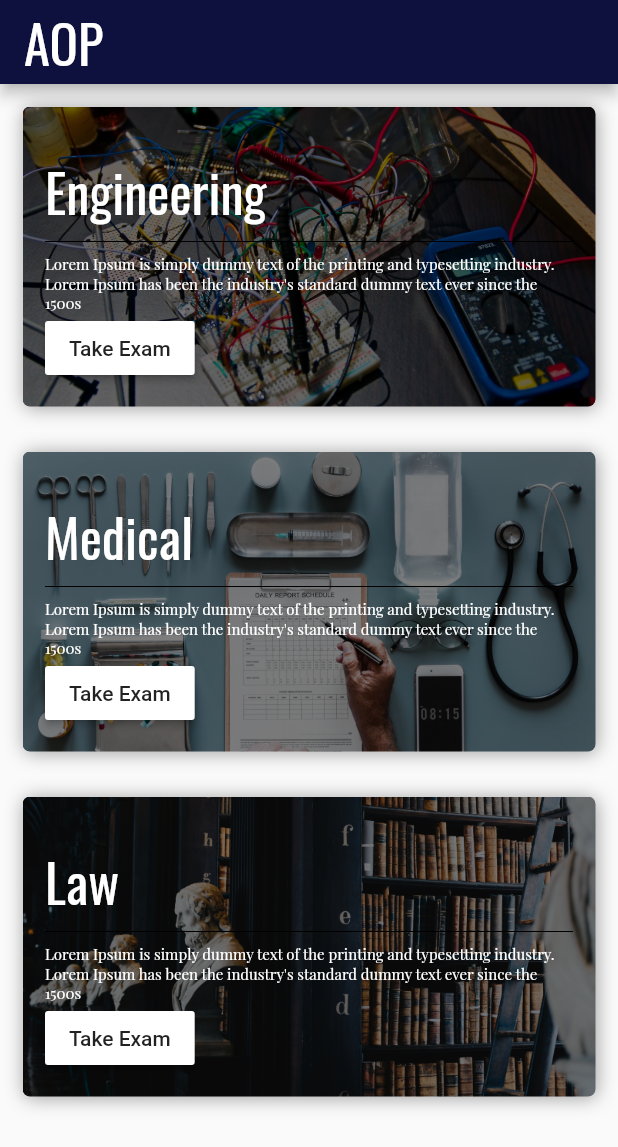
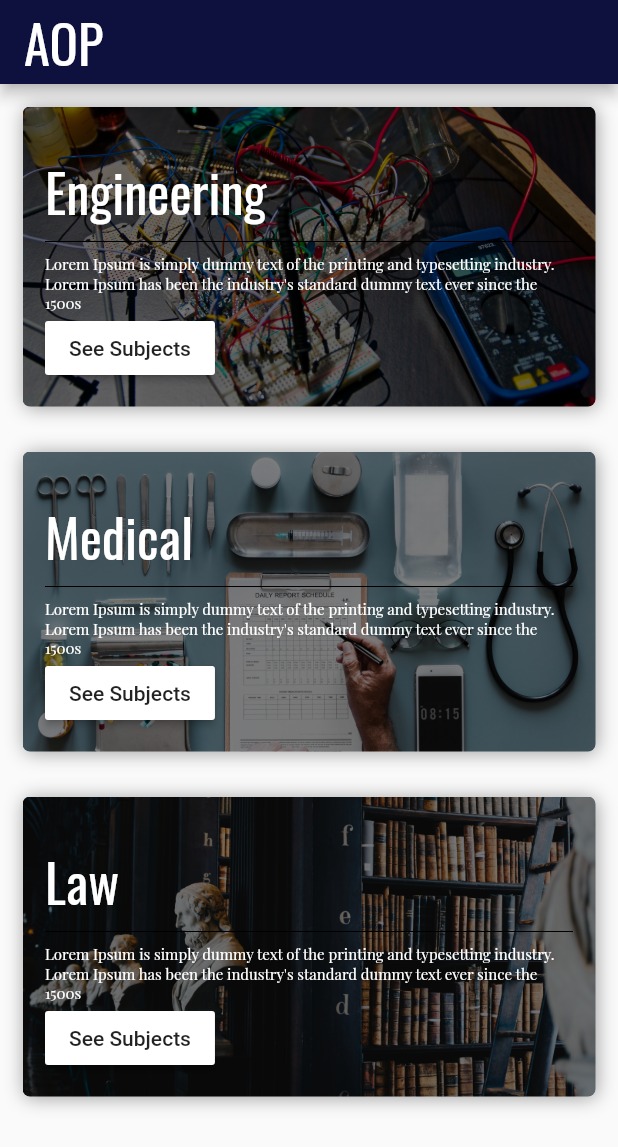
Before and after one commit to Sijankhadk65/aop_app, a Flutter app: the screen it shows after launch, on a phone screen of 412 x 824 dp. Shown: the top 1147 px of the screen. Run offline on Flutter 3.47's test engine with Material 2 defaults, Android fonts, the phone set to English and light mode, and no system bars.

Commit message:
Subject Layout

```diff
--- a/lib/main.dart
+++ b/lib/main.dart
@@ -2,6 +2,8 @@ import 'package:flutter/material.dart';
 
 
 import 'classes/colorScheme.dart';
+import 'widgets/facultyCard.dart';
+import 'screens/subjectScreens.dart';
 
 void main() => runApp(new MyApp());
 
@@ -61,78 +63,12 @@ class _MyHomePageState extends State<MyHomePage> {
       body: Container(
         child: ListView(
           children: <Widget>[
-            facultyCard("Engineering","Lorem Ipsum is simply dummy text of the printing and typesetting industry. Lorem Ipsum has been the industry's standard dummy text ever since the 1500s","assets/pics/headers/physics.jpg"),
-            facultyCard("Medical","Lorem Ipsum is simply dummy text of the printing and typesetting industry. Lorem Ipsum has been the industry's standard dummy text ever since the 1500s","assets/pics/headers/medical.jpg"),
-            facultyCard("Law","Lorem Ipsum is simply dummy text of the printing and typesetting industry. Lorem Ipsum has been the industry's standard dummy text ever since the 1500s","assets/pics/headers/law.jpg")
+            facultyCard("Engineering","Lorem Ipsum is simply dummy text of the printing and typesetting industry. Lorem Ipsum has been the industry's standard dummy text ever since the 1500s","assets/pics/headers/physics.jpg","See Subjects",(_) => subjectScreen("Engineering")),
+            facultyCard("Medical","Lorem Ipsum is simply dummy text of the printing and typesetting industry. Lorem Ipsum has been the industry's standard dummy text ever since the 1500s","assets/pics/headers/medical.jpg","See Subjects",(_) => subjectScreen("Medical")),
+            facultyCard("Law","Lorem Ipsum is simply dummy text of the printing and typesetting industry. Lorem Ipsum has been the industry's standard dummy text ever since the 1500s","assets/pics/headers/law.jpg","See Subjects",(_) => subjectScreen("Law"))
           ],
         ),
       ),
     );
   }
 }
-
-
-class facultyCard extends StatelessWidget{
-  String facultyName , facultyDescription , headerImage;
-
-  facultyCard(this.facultyName,this.facultyDescription,this.headerImage);
-
-  @override
-    Widget build(BuildContext context) {
-      // TODO: implement build
-      return Container(
-        margin: EdgeInsets.all(15.0),
-        height: 200.0,
-        padding: EdgeInsets.all(15.0),
-        decoration: BoxDecoration(
-          borderRadius: BorderRadius.circular(5.0),
-          image: DecorationImage(
-            image: AssetImage("${this.headerImage}"),
-              fit: BoxFit.cover,
-              colorFilter: ColorFilter.mode(Color.fromARGB(130, 0, 0, 0),BlendMode.srcOver)
-            ),
-          boxShadow: <BoxShadow>[
-            BoxShadow(
-              color: Colors.grey,
-              offset: Offset(1.0, 1.0),
-              blurRadius: 10.0
-            )
-          ]
-        ),
-        child: Column(
-          mainAxisAlignment: MainAxisAlignment.end,
-          crossAxisAlignment: CrossAxisAlignment.start,
-          children: <Widget>[
-            Text(
-              "${this.facultyName}",
-              style: TextStyle(
-              color: Colors.white,
-                fontSize: 35.0,
-                fontFamily: "Oswald"
-              ),
-            ),
-            Divider(
-              color: Colors.black,
-            ),
-            Text(
-              "${this.facultyDescription}",
-              style: TextStyle(
-                color: Colors.white,
-                fontSize: 10.0,
-                fontFamily: "Playfair"
-              ),
-            ),
-            RaisedButton(
-              color: Colors.white,
-              child: Text(
-                "Take Exam"
-              ),
-              onPressed: (){
-                Scaffold.of(context).showSnackBar(SnackBar(content: Text("Exam not available."),));
-              },
-            )
-          ],
-        ),
-      );
-    }
-}
--- /dev/null
+++ b/lib/widgets/facultyCard.dart
@@ -0,0 +1,74 @@
+import 'package:flutter/material.dart';
+
+import '../screens/subjectScreens.dart';
+
+class facultyCard extends StatelessWidget{
+  String facultyName , facultyDescription , headerImage , message;
+  WidgetBuilder builder;
+
+  facultyCard(this.facultyName,this.facultyDescription,this.headerImage,this.message,this.builder);
+
+  @override
+    Widget build(BuildContext context) {
+      // TODO: implement build
+      return Container(
+        margin: EdgeInsets.all(15.0),
+        height: 200.0,
+        padding: EdgeInsets.all(15.0),
+        decoration: BoxDecoration(
+          borderRadius: BorderRadius.circular(5.0),
+          image: DecorationImage(
+            image: AssetImage("${this.headerImage}"),
+              fit: BoxFit.cover,
+              colorFilter: ColorFilter.mode(Color.fromARGB(130, 0, 0, 0),BlendMode.srcOver)
+            ),
+          boxShadow: <BoxShadow>[
+            BoxShadow(
+              color: Colors.grey,
+              offset: Offset(1.0, 1.0),
+              blurRadius: 10.0
+            )
+          ]
+        ),
+        child: Column(
+          mainAxisAlignment: MainAxisAlignment.end,
+          crossAxisAlignment: CrossAxisAlignment.start,
+          children: <Widget>[
+            Text(
+              "${this.facultyName}",
+              style: TextStyle(
+              color: Colors.white,
+                fontSize: 35.0,
+                fontFamily: "Oswald"
+              ),
+            ),
+            Divider(
+              color: Colors.black,
+            ),
+            Text(
+              "${this.facultyDescription}",
+              style: TextStyle(
+                color: Colors.white,
+                fontSize: 10.0,
+                fontFamily: "Playfair"
+              ),
+            ),
+            RaisedButton(
+              color: Colors.white,
+              child: Text(
+                "${this.message}"
+              ),
+              onPressed: (){
+                this.builder == null ?
+                Scaffold.of(context).showSnackBar(SnackBar(content: Text("Exam not available."),))
+                :
+                Navigator.push(context, MaterialPageRoute(
+                  builder: this.builder
+                ));
+              },
+            )
+          ],
+        ),
+      );
+    }
+}
```
Also changed, not shown: lib/screens/subjectScreens.dart (added, +50 -0 lines).
